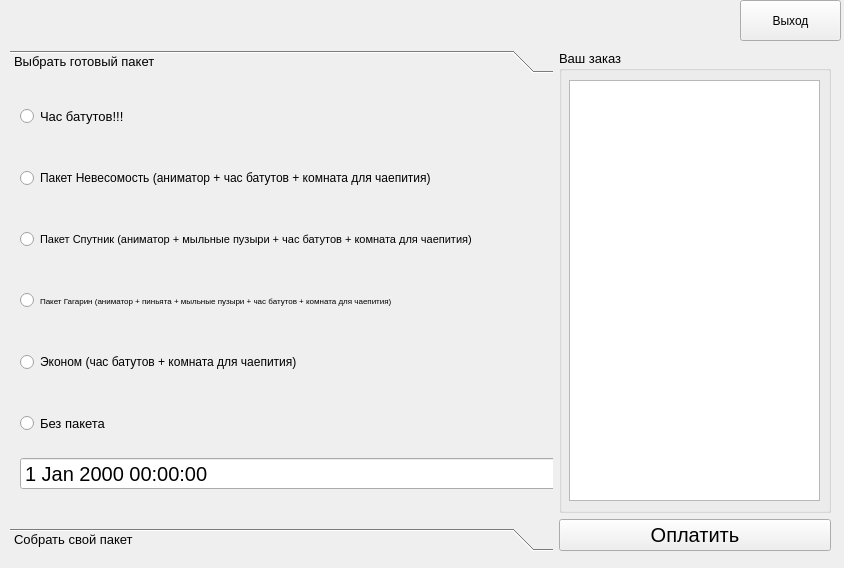
This is Layout/VisitorWIndow.ui in TeflonDervish/Coursework as Qt 5 draws it before an edit. The edited form follows.
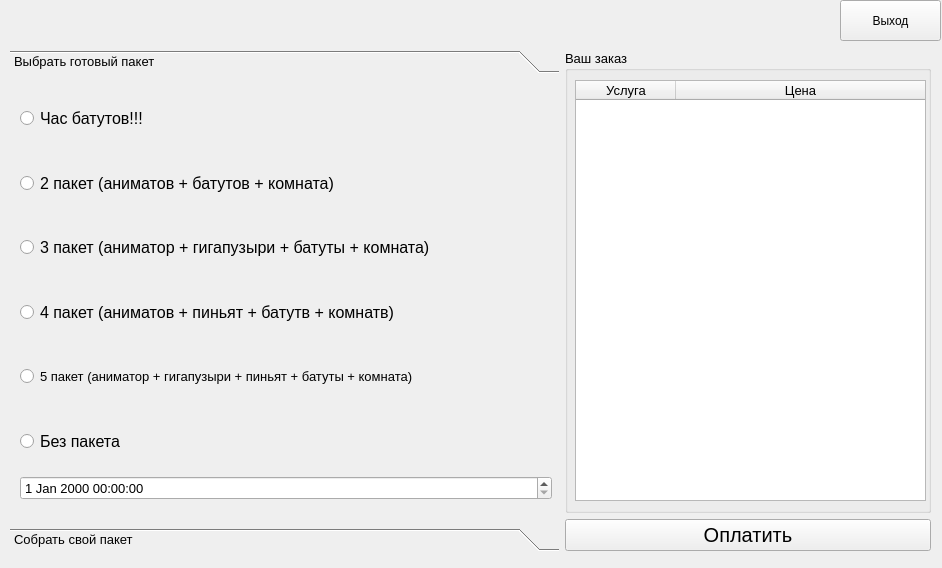
This is the edited form.

The edit to the form file:
```diff
--- a/Layout/VisitorWIndow.ui
+++ b/Layout/VisitorWIndow.ui
@@ -6,7 +6,7 @@
    <rect>
     <x>0</x>
     <y>0</y>
-    <width>844</width>
+    <width>942</width>
     <height>568</height>
    </rect>
   </property>
@@ -25,11 +25,11 @@
      <rect>
       <x>0</x>
       <y>40</y>
-      <width>841</width>
+      <width>941</width>
       <height>521</height>
      </rect>
     </property>
-    <layout class="QGridLayout" name="gridLayout_3" rowstretch="0,0" columnstretch="2,1">
+    <layout class="QGridLayout" name="gridLayout_3" rowstretch="0,0" columnstretch="3,2">
      <property name="leftMargin">
       <number>10</number>
      </property>
@@ -63,7 +63,7 @@
          <rect>
           <x>0</x>
           <y>0</y>
-          <width>543</width>
+          <width>548</width>
           <height>429</height>
          </rect>
         </property>
@@ -75,8 +75,8 @@
           <rect>
            <x>0</x>
            <y>0</y>
-           <width>1518</width>
-           <height>421</height>
+           <width>552</width>
+           <height>431</height>
           </rect>
          </property>
          <layout class="QGridLayout" name="gridLayout">
@@ -92,7 +92,7 @@
           <property name="bottomMargin">
            <number>10</number>
           </property>
-          <item row="3" column="0">
+          <item row="4" column="0">
            <widget class="QRadioButton" name="pack5">
             <property name="sizePolicy">
              <sizepolicy hsizetype="Minimum" vsizetype="Minimum">
@@ -102,44 +102,11 @@
             </property>
             <property name="font">
              <font>
-              <pointsize>6</pointsize>
+              <pointsize>10</pointsize>
              </font>
             </property>
             <property name="text">
-             <string>Пакет Гагарин (аниматор + пиньята + мыльные пузыри + час батутов + комната для чаепития)</string>
-            </property>
-           </widget>
-          </item>
-          <item row="4" column="0">
-           <widget class="QRadioButton" name="pack6">
-            <property name="sizePolicy">
-             <sizepolicy hsizetype="Minimum" vsizetype="Minimum">
-              <horstretch>0</horstretch>
-              <verstretch>0</verstretch>
-             </sizepolicy>
-            </property>
-            <property name="font">
-             <font>
-              <pointsize>9</pointsize>
-             </font>
-            </property>
-            <property name="text">
-             <string>Эконом (час батутов + комната для чаепития)</string>
-            </property>
-           </widget>
-          </item>
-          <item row="6" column="0">
-           <widget class="QDateTimeEdit" name="packTime">
-            <property name="sizePolicy">
-             <sizepolicy hsizetype="Minimum" vsizetype="Fixed">
-              <horstretch>0</horstretch>
-              <verstretch>0</verstretch>
-             </sizepolicy>
-            </property>
-            <property name="font">
-             <font>
-              <pointsize>15</pointsize>
-             </font>
+             <string>5 пакет (аниматор + гигапузыри + пиньят + батуты + комната)</string>
             </property>
            </widget>
           </item>
@@ -153,11 +120,11 @@
             </property>
             <property name="font">
              <font>
-              <pointsize>9</pointsize>
+              <pointsize>12</pointsize>
              </font>
             </property>
             <property name="text">
-             <string>Пакет Невесомость (аниматор + час батутов + комната для чаепития)</string>
+             <string>2 пакет (аниматов + батутов + комната)</string>
             </property>
            </widget>
           </item>
@@ -171,7 +138,7 @@
             </property>
             <property name="font">
              <font>
-              <pointsize>10</pointsize>
+              <pointsize>12</pointsize>
              </font>
             </property>
             <property name="text">
@@ -189,11 +156,21 @@
             </property>
             <property name="font">
              <font>
-              <pointsize>8</pointsize>
+              <pointsize>12</pointsize>
              </font>
             </property>
             <property name="text">
-             <string>Пакет Спутник (аниматор + мыльные пузыри + час батутов + комната для чаепития)</string>
+             <string>3 пакет (аниматор + гигапузыри + батуты + комната)</string>
+            </property>
+           </widget>
+          </item>
+          <item row="6" column="0">
+           <widget class="QDateTimeEdit" name="dateTimeEdit">
+            <property name="sizePolicy">
+             <sizepolicy hsizetype="Minimum" vsizetype="Fixed">
+              <horstretch>0</horstretch>
+              <verstretch>0</verstretch>
+             </sizepolicy>
             </property>
            </widget>
           </item>
@@ -207,7 +184,7 @@
             </property>
             <property name="font">
              <font>
-              <pointsize>10</pointsize>
+              <pointsize>12</pointsize>
              </font>
             </property>
             <property name="text">
@@ -215,6 +192,24 @@
             </property>
            </widget>
           </item>
+          <item row="3" column="0">
+           <widget class="QRadioButton" name="pack4">
+            <property name="sizePolicy">
+             <sizepolicy hsizetype="Minimum" vsizetype="Minimum">
+              <horstretch>0</horstretch>
+              <verstretch>0</verstretch>
+             </sizepolicy>
+            </property>
+            <property name="font">
+             <font>
+              <pointsize>12</pointsize>
+             </font>
+            </property>
+            <property name="text">
+             <string>4 пакет (аниматов + пиньят + батутв + комнатв)</string>
+            </property>
+           </widget>
+          </item>
          </layout>
         </widget>
        </widget>
@@ -425,10 +420,46 @@
          <rect>
           <x>10</x>
           <y>30</y>
-          <width>251</width>
+          <width>351</width>
           <height>421</height>
          </rect>
         </property>
+        <property name="font">
+         <font>
+          <pointsize>10</pointsize>
+         </font>
+        </property>
+        <property name="showGrid">
+         <bool>true</bool>
+        </property>
+        <attribute name="horizontalHeaderMinimumSectionSize">
+         <number>70</number>
+        </attribute>
+        <attribute name="horizontalHeaderShowSortIndicator" stdset="0">
+         <bool>false</bool>
+        </attribute>
+        <attribute name="horizontalHeaderStretchLastSection">
+         <bool>true</bool>
+        </attribute>
+        <attribute name="verticalHeaderVisible">
+         <bool>true</bool>
+        </attribute>
+        <attribute name="verticalHeaderDefaultSectionSize">
+         <number>50</number>
+        </attribute>
+        <attribute name="verticalHeaderShowSortIndicator" stdset="0">
+         <bool>false</bool>
+        </attribute>
+        <column>
+         <property name="text">
+          <string>Услуга</string>
+         </property>
+        </column>
+        <column>
+         <property name="text">
+          <string>Цена</string>
+         </property>
+        </column>
        </widget>
       </widget>
      </item>
@@ -437,7 +468,7 @@
    <widget class="QPushButton" name="pushExit">
     <property name="geometry">
      <rect>
-      <x>740</x>
+      <x>840</x>
       <y>0</y>
       <width>101</width>
       <height>41</height>
```
Left out of the diff: 4 changed lines with no effect on the pictures.
